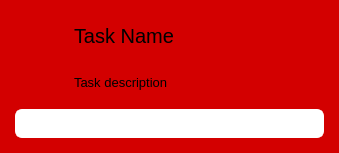
Qt form task_v4.ui (YotaBitOn/To-Plan) before a commit.
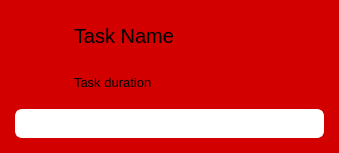
The same form after that commit. Icons and pictures are not drawn.

Commit message: Fix: Progressbar not updating in task list, task steps text being cutted. Update: description changed to duration in task list. Renamed some widget objectnames

Patch:
```diff
--- a/task_v4.ui
+++ b/task_v4.ui
@@ -89,7 +89,7 @@
           </font>
          </property>
          <property name="text">
-          <string>Task description</string>
+          <string>Task duration</string>
          </property>
         </widget>
        </item>
```
Left out of the diff: 14 changed lines with no effect on the pictures. The commit also changes 4 other files.
